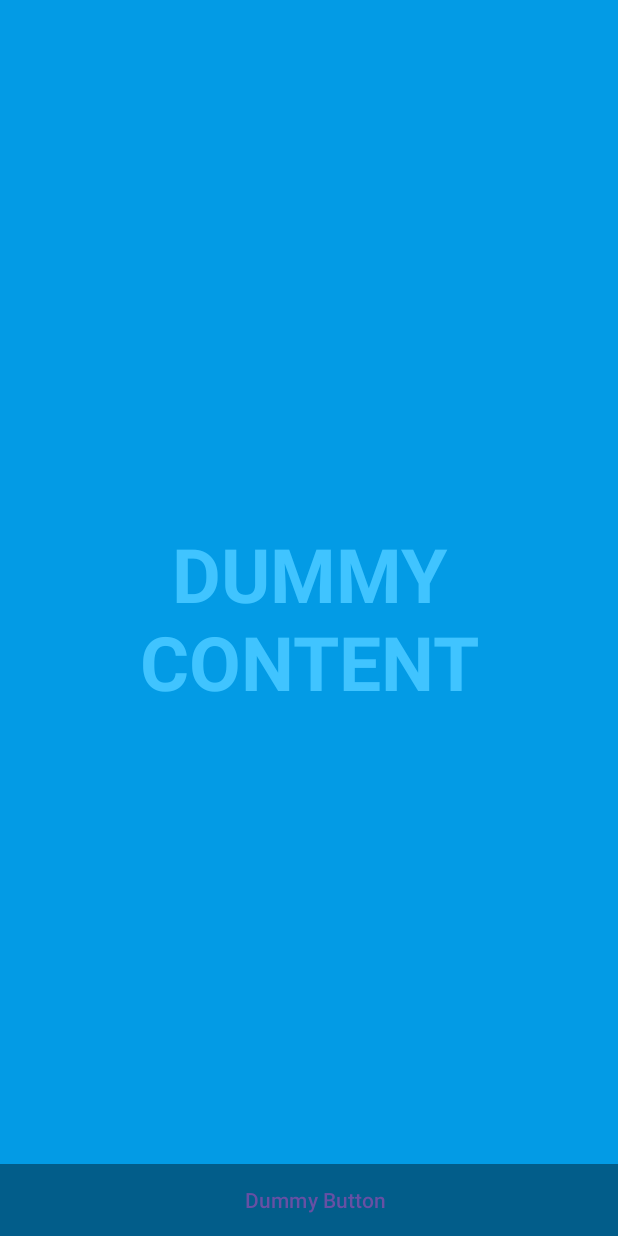
After one commit to lnthorne/StressApp, an Android app: the layout fragment_photo_confirmation.xml on its own in the app's theme, with its tools: preview values and no code run, on a phone screen of 412 x 824 dp. The commit adds this screen. Run offline under Robolectric (Android 15) with nearby library versions, the phone set to English and light mode, and no system bars.

Commit message:
Add views and vm's

```diff
--- /dev/null
+++ b/app/src/main/res/layout/fragment_photo_confirmation.xml
@@ -0,0 +1,51 @@
+<?xml version="1.0" encoding="utf-8"?>
+<FrameLayout xmlns:android="http://schemas.android.com/apk/res/android"
+    xmlns:tools="http://schemas.android.com/tools"
+    android:layout_width="match_parent"
+    android:layout_height="match_parent"
+    android:background="?attr/fullscreenBackgroundColor"
+    android:theme="@style/ThemeOverlay.StressApp.FullscreenContainer"
+    tools:context=".PhotoConfirmationFragment">
+
+    <!-- The primary full-screen view. This can be replaced with whatever view
+         is needed to present your content, e.g. VideoView, SurfaceView,
+         TextureView, etc. -->
+    <TextView
+        android:id="@+id/fullscreen_content"
+        android:layout_width="match_parent"
+        android:layout_height="match_parent"
+        android:gravity="center"
+        android:keepScreenOn="true"
+        android:text="@string/dummy_content"
+        android:textColor="?attr/fullscreenTextColor"
+        android:textSize="50sp"
+        android:textStyle="bold" />
+
+    <!-- This FrameLayout insets its children based on system windows using
+         android:fitsSystemWindows. -->
+    <FrameLayout
+        android:layout_width="match_parent"
+        android:layout_height="match_parent"
+        android:fitsSystemWindows="true">
+
+        <LinearLayout
+            android:id="@+id/fullscreen_content_controls"
+            style="@style/Widget.Theme.StressApp.ButtonBar.Fullscreen"
+            android:layout_width="match_parent"
+            android:layout_height="wrap_content"
+            android:layout_gravity="bottom|center_horizontal"
+            android:orientation="horizontal"
+            tools:ignore="UselessParent">
+
+            <Button
+                android:id="@+id/dummy_button"
+                style="?android:attr/buttonBarButtonStyle"
+                android:layout_width="0dp"
+                android:layout_height="wrap_content"
+                android:layout_weight="1"
+                android:text="@string/dummy_button" />
+
+        </LinearLayout>
+    </FrameLayout>
+
+</FrameLayout>
--- a/app/src/main/res/values-night/themes.xml
+++ b/app/src/main/res/values-night/themes.xml
@@ -4,4 +4,9 @@
         <!-- Customize your dark theme here. -->
         <!-- <item name="colorPrimary">@color/my_dark_primary</item> -->
     </style>
+
+    <style name="ThemeOverlay.StressApp.FullscreenContainer" parent="">
+        <item name="fullscreenBackgroundColor">@color/light_blue_900</item>
+        <item name="fullscreenTextColor">@color/light_blue_A400</item>
+    </style>
 </resources>
--- /dev/null
+++ b/app/src/main/res/values/attrs.xml
@@ -0,0 +1,6 @@
+<resources>
+    <declare-styleable name="FullscreenAttrs">
+        <attr name="fullscreenBackgroundColor" format="color" />
+        <attr name="fullscreenTextColor" format="color" />
+    </declare-styleable>
+</resources>
--- a/app/src/main/res/values/colors.xml
+++ b/app/src/main/res/values/colors.xml
@@ -2,4 +2,9 @@
 <resources>
     <color name="black">#FF000000</color>
     <color name="white">#FFFFFFFF</color>
+    <color name="light_blue_600">#FF039BE5</color>
+    <color name="light_blue_900">#FF01579B</color>
+    <color name="light_blue_A200">#FF40C4FF</color>
+    <color name="light_blue_A400">#FF00B0FF</color>
+    <color name="black_overlay">#66000000</color>
 </resources>
--- a/app/src/main/res/values/strings.xml
+++ b/app/src/main/res/values/strings.xml
@@ -1,3 +1,5 @@
 <resources>
     <string name="app_name">StressApp</string>
+    <string name="dummy_button">Dummy Button</string>
+    <string name="dummy_content">DUMMY\nCONTENT</string>
 </resources>
--- /dev/null
+++ b/app/src/main/res/values/styles.xml
@@ -0,0 +1,7 @@
+<resources>
+
+    <style name="Widget.Theme.StressApp.ButtonBar.Fullscreen" parent="">
+        <item name="android:background">@color/black_overlay</item>
+        <item name="android:buttonBarStyle">?android:attr/buttonBarStyle</item>
+    </style>
+</resources>
--- a/app/src/main/res/values/themes.xml
+++ b/app/src/main/res/values/themes.xml
@@ -6,4 +6,9 @@
     </style>
 
     <style name="Theme.StressApp" parent="Base.Theme.StressApp" />
+
+    <style name="ThemeOverlay.StressApp.FullscreenContainer" parent="">
+        <item name="fullscreenBackgroundColor">@color/light_blue_600</item>
+        <item name="fullscreenTextColor">@color/light_blue_A200</item>
+    </style>
 </resources>
```
Also changed, not shown: app/build.gradle.kts (+7 -1 lines), app/src/main/java/com/example/stressapp/PhotoConfirmationFragment.kt (added, +187 -0 lines), app/src/main/java/com/example/stressapp/PhotoSelectionFragment.kt (added, +31 -0 lines), app/src/main/java/com/example/stressapp/PhotoSelectionViewModel.kt (added, +7 -0 lines), app/src/main/java/com/example/stressapp/StressPlotFragment.kt (added, +31 -0 lines), app/src/main/java/com/example/stressapp/StressPlotViewModel.kt (added, +7 -0 lines), app/src/main/res/layout/fragment_photo_selection.xml (added, +13 -0 lines), app/src/main/res/layout/fragment_stress_plot.xml (added, +13 -0 lines).
